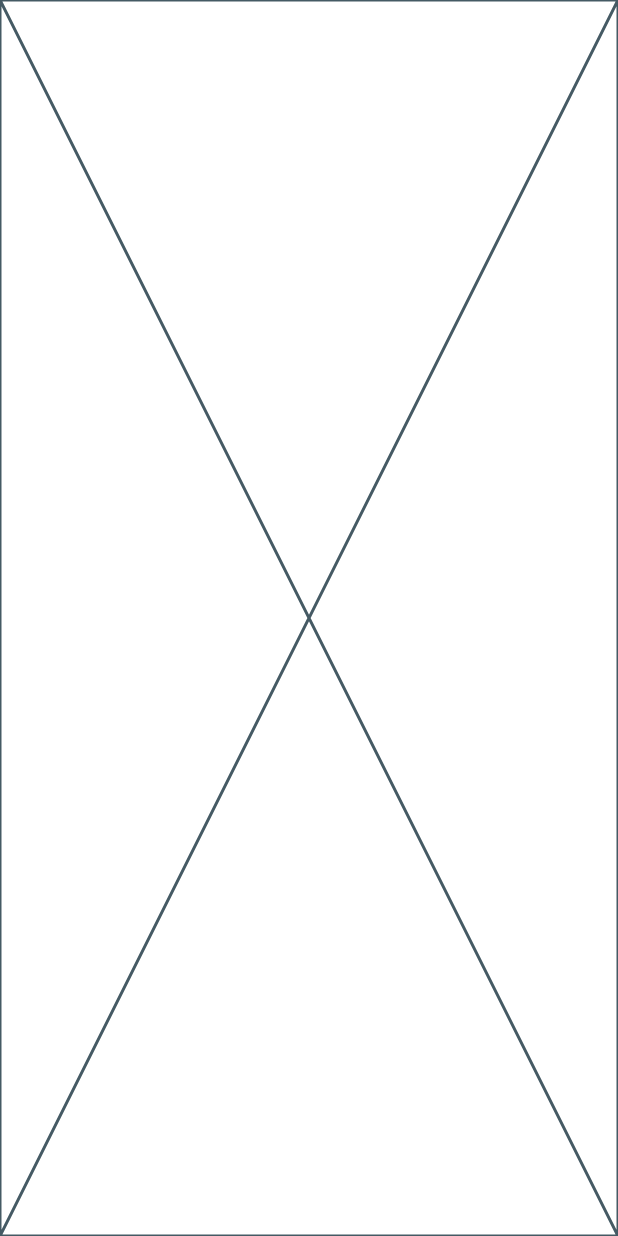
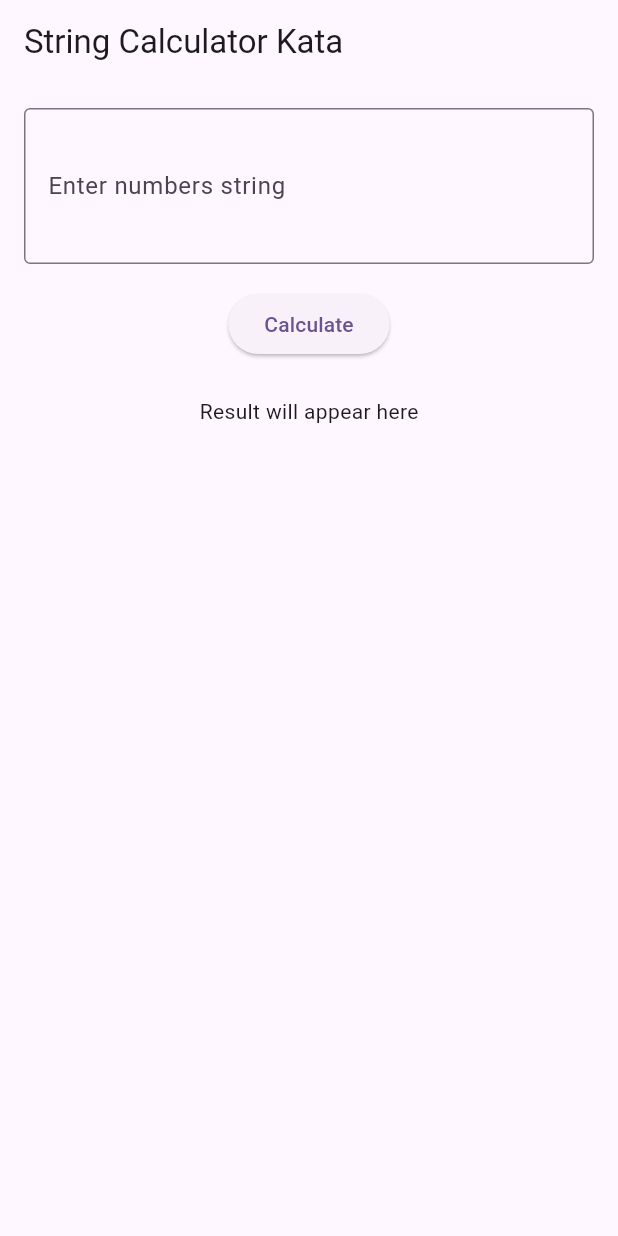
Before and after one commit to shivamverma1995/String-Calculator, a Flutter app: the screen it shows after launch, on a phone screen of 412 x 824 dp. Run offline on Flutter 3.47's test engine with Material 3 defaults, Android fonts, the phone set to English and light mode, and no system bars; our stand-ins replace flutter_bloc, freezed_annotation, get_it, injectable.

Commit message:
after completing page GUI and functionality

```diff
--- a/lib/features/string_calculator/presentation/string_calculator_page.dart
+++ b/lib/features/string_calculator/presentation/string_calculator_page.dart
@@ -1,10 +1,74 @@
 import 'package:flutter/material.dart';
+import 'package:flutter_bloc/flutter_bloc.dart';
+import 'package:string_calculator_kata/features/string_calculator/presentation/bloc/string_calculator_bloc.dart';
+import 'package:string_calculator_kata/injectable/injectable.dart';
 
 class StringCalculatorPage extends StatelessWidget {
   const StringCalculatorPage({super.key});
 
   @override
   Widget build(BuildContext context) {
-    return const Placeholder();
+    return BlocProvider<StringCalculatorBloc>(
+      create: (context) => getIt<StringCalculatorBloc>(),
+      child: Scaffold(
+        appBar: AppBar(title: Text("String Calculator Kata")),
+        body: _Body(),
+      ),
+    );
   }
 }
+
+class _Body extends StatelessWidget {
+  const _Body();
+
+  @override
+  Widget build(BuildContext context) {
+    final bloc = context.read<StringCalculatorBloc>();
+    return Padding(
+      padding: EdgeInsets.all(16),
+      child: Column(
+        children: [
+          TextField(
+            decoration: const InputDecoration(
+              labelText: "Enter numbers string",
+              hintText: "e.g 1,2,3 or //;\n1;2",
+              border: OutlineInputBorder(),
+            ),
+            maxLines: 3,
+            onChanged: (value) {
+              bloc.add(StringCalculatorEvent.inputChanged(value));
+            },
+          ),
+          const SizedBox(height: 16),
+          BlocBuilder<StringCalculatorBloc, StringCalculatorState>(
+            builder: (context, state) => ElevatedButton(
+              onPressed: state.isLoading
+                  ? null
+                  : () {
+                      bloc.add(StringCalculatorEvent.submitted());
+                    },
+              child: state.isLoading
+                  ? CircularProgressIndicator(strokeWidth: 2)
+                  : Text("Calculate"),
+            ),
+          ),
+          const SizedBox(height: 24),
+          BlocBuilder<StringCalculatorBloc, StringCalculatorState>(
+            builder: (context, state) {
+              if (state.error != null) {
+                return Text(state.error!, style: TextStyle(color: Colors.red));
+              }
+              if (state.result != null) {
+                return Text(
+                  "Result: ${state.result}",
+                  style: TextStyle(fontWeight: FontWeight.bold, fontSize: 20),
+                );
+              }
+              return const Text("Result will appear here");
+            },
+          ),
+        ],
+      ),
+    );
+  }
+}
--- a/lib/main.dart
+++ b/lib/main.dart
@@ -1,7 +1,9 @@
 import 'package:flutter/material.dart';
 import 'package:string_calculator_kata/features/string_calculator/presentation/string_calculator_page.dart';
+import 'package:string_calculator_kata/injectable/injectable.dart';
 
 void main() {
+  configureDependencies();
   runApp(const MyApp());
 }
 
```
Also changed, not shown: 1 other file.
